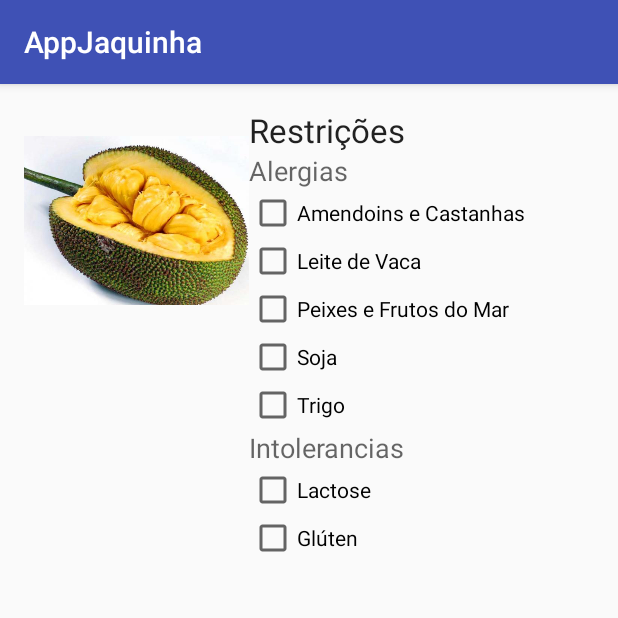
After one commit to mpcayres/AppJaquinha, an Android app: the RestricoesActivity screen opened directly, with no data from a screen before it, on a phone screen of 412 x 824 dp, the top half of it. The commit adds this screen. Run offline under Robolectric (Android 15) with nearby library versions, the phone set to English and light mode, and no system bars.

Commit message:
Tela de Login e Restrições - imagem de Jaca é provisoria

```diff
--- a/app/src/main/AndroidManifest.xml
+++ b/app/src/main/AndroidManifest.xml
@@ -15,6 +15,8 @@
                 <category android:name="android.intent.category.LAUNCHER" />
             </intent-filter>
         </activity>
+        <activity android:name=".HomeActivity" />
+        <activity android:name=".RestricoesActivity"></activity>
     </application>
 
 </manifest>
--- a/app/src/main/java/ihc/appjaquinha/MainActivity.java
+++ b/app/src/main/java/ihc/appjaquinha/LoginActivity.java
@@ -3,11 +3,11 @@ package ihc.appjaquinha;
 import android.support.v7.app.AppCompatActivity;
 import android.os.Bundle;
 
-public class MainActivity extends AppCompatActivity {
+public class LoginActivity extends AppCompatActivity {
 
     @Override
     protected void onCreate(Bundle savedInstanceState) {
         super.onCreate(savedInstanceState);
-        setContentView(R.layout.activity_main);
+        setContentView(R.layout.activity_login);
     }
 }
--- /dev/null
+++ b/app/src/main/java/ihc/appjaquinha/RestricoesActivity.java
@@ -0,0 +1,13 @@
+package ihc.appjaquinha;
+
+import android.support.v7.app.AppCompatActivity;
+import android.os.Bundle;
+
+public class RestricoesActivity extends AppCompatActivity {
+
+    @Override
+    protected void onCreate(Bundle savedInstanceState) {
+        super.onCreate(savedInstanceState);
+        setContentView(R.layout.activity_restricoes);
+    }
+}
--- a/app/src/main/res/layout/activity_main.xml
+++ b/app/src/main/res/layout/activity_home.xml
@@ -7,10 +7,6 @@
     android:paddingLeft="@dimen/activity_horizontal_margin"
     android:paddingRight="@dimen/activity_horizontal_margin"
     android:paddingTop="@dimen/activity_vertical_margin"
-    tools:context="ihc.appjaquinha.MainActivity">
+    tools:context="ihc.appjaquinha.HomeActivity">
 
-    <TextView
-        android:layout_width="wrap_content"
-        android:layout_height="wrap_content"
-        android:text="Hello World!" />
 </RelativeLayout>
--- /dev/null
+++ b/app/src/main/res/layout/activity_restricoes.xml
@@ -0,0 +1,102 @@
+<?xml version="1.0" encoding="utf-8"?>
+<RelativeLayout xmlns:android="http://schemas.android.com/apk/res/android"
+    xmlns:tools="http://schemas.android.com/tools"
+    android:layout_width="match_parent"
+    android:layout_height="match_parent"
+    android:paddingBottom="@dimen/activity_vertical_margin"
+    android:paddingLeft="@dimen/activity_horizontal_margin"
+    android:paddingRight="@dimen/activity_horizontal_margin"
+    android:paddingTop="@dimen/activity_vertical_margin"
+    tools:context="ihc.appjaquinha.RestricoesActivity">
+
+    <GridLayout
+        android:layout_width="match_parent"
+        android:layout_height="match_parent"
+        android:layout_centerVertical="true"
+        android:layout_centerHorizontal="true">
+
+        <ImageView
+            android:layout_width="150dp"
+            android:layout_height="150dp"
+            android:id="@+id/imageView2"
+            android:layout_row="0"
+            android:layout_column="0"
+            android:src="@drawable/jacaProvisorio"
+            android:maxHeight="150dp"
+            android:maxWidth="150dp" />
+
+        <LinearLayout
+            android:orientation="vertical"
+            android:layout_width="match_parent"
+            android:layout_height="343dp"
+            android:layout_row="0"
+            android:layout_column="2">
+
+            <TextView
+                android:layout_width="wrap_content"
+                android:layout_height="wrap_content"
+                android:textAppearance="?android:attr/textAppearanceLarge"
+                android:text="Restrições"
+                android:id="@+id/textView" />
+
+            <TextView
+                android:layout_width="wrap_content"
+                android:layout_height="wrap_content"
+                android:textAppearance="?android:attr/textAppearanceMedium"
+                android:text="Alergias"
+                android:id="@+id/textView3" />
+
+            <CheckBox
+                android:layout_width="wrap_content"
+                android:layout_height="wrap_content"
+                android:text="Amendoins e Castanhas"
+                android:id="@+id/checkBoxAmendoinCastanha"
+                android:checked="false" />
+            <CheckBox
+                android:layout_width="wrap_content"
+                android:layout_height="wrap_content"
+                android:text="Leite de Vaca"
+                android:id="@+id/checkBoxLeite"
+                android:checked="false" />
+            <CheckBox
+                android:layout_width="wrap_content"
+                android:layout_height="wrap_content"
+                android:text="Peixes e Frutos do Mar"
+                android:id="@+id/checkBoxPeixe"
+                android:checked="false" /><CheckBox
+            android:layout_width="wrap_content"
+            android:layout_height="wrap_content"
+            android:text="Soja"
+            android:id="@+id/checkBoxSoja"
+            android:checked="false" />
+            <CheckBox
+                android:layout_width="wrap_content"
+                android:layout_height="wrap_content"
+                android:text="Trigo"
+                android:id="@+id/checkBoxTrigo"
+                android:checked="false" />
+
+            <TextView
+                android:layout_width="wrap_content"
+                android:layout_height="wrap_content"
+                android:textAppearance="?android:attr/textAppearanceMedium"
+                android:text="Intolerancias"
+                android:id="@+id/textView4" />
+
+            <CheckBox
+                android:layout_width="wrap_content"
+                android:layout_height="wrap_content"
+                android:text="Lactose"
+                android:id="@+id/checkBoxLactose"
+                android:checked="false" />
+            <CheckBox
+                android:layout_width="wrap_content"
+                android:layout_height="wrap_content"
+                android:text="Glúten"
+                android:id="@+id/checkBoxGluten"
+                android:checked="false" />
+
+        </LinearLayout>
+
+    </GridLayout>
+</RelativeLayout>
```
Also changed, not shown: app/src/main/java/ihc/appjaquinha/HomeActivity.java (added, +13 -0 lines), app/src/main/res/layout/activity_login.xml (added, +47 -0 lines), app/src/main/res/drawable/jacaProvisorio.jpg (added), 2 other files.
